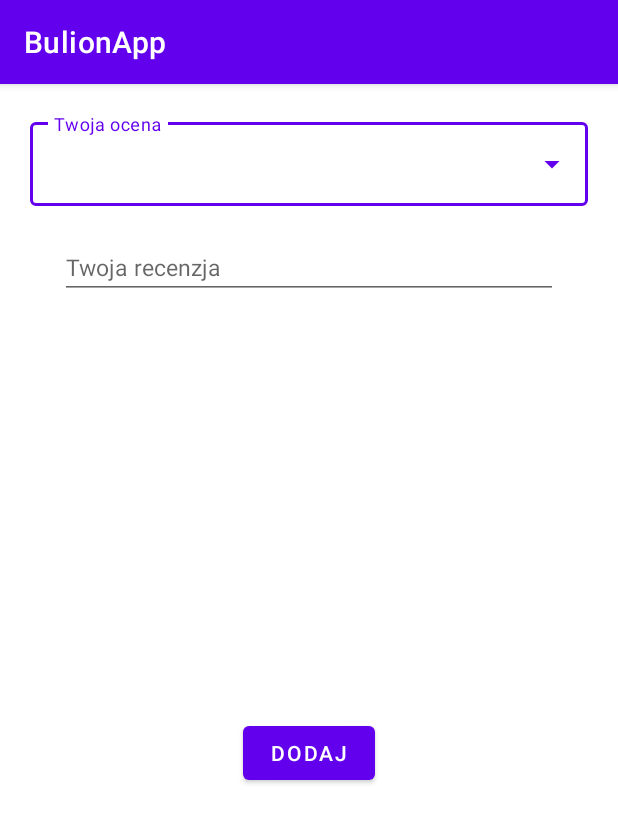
After one commit to kowalczyk-j/maps-lunch-app, an Android app: the WriteReview screen opened directly, with no data from a screen before it, on a phone screen of 412 x 824 dp. The commit adds this screen. Shown: the top 823 px of the screen. Run offline under Robolectric (Android 15) with nearby library versions, the phone set to English and light mode, and no system bars.

Commit message:
Add writeReviewActivity

```diff
--- a/app/src/main/java/pw/pap22z/bulionapp/src/Review.kt
+++ b/app/src/main/java/pw/pap22z/bulionapp/src/Review.kt
@@ -2,4 +2,10 @@ package pw.pap22z.bulionapp.src
 
 class Review constructor(var rating: Double, var reviewBody: String, var restaurant: Restaurant,
                          var user: User) {
+
+    init {
+        restaurant.reviews.add(this)
+        user.reviews.add(this)
+    }
+
 }
--- /dev/null
+++ b/app/src/main/java/pw/pap22z/bulionapp/ui/restaurant/WriteReview.kt
@@ -0,0 +1,42 @@
+package pw.pap22z.bulionapp.ui.restaurant
+
+import androidx.appcompat.app.AppCompatActivity
+import android.os.Bundle
+import android.widget.AdapterView
+import android.widget.ArrayAdapter
+import android.widget.Button
+import android.widget.EditText
+import android.widget.Toast
+import pw.pap22z.bulionapp.R
+import pw.pap22z.bulionapp.databinding.ActivityWriteReviewBinding
+
+class WriteReview : AppCompatActivity() {
+
+    private lateinit var binding: ActivityWriteReviewBinding
+
+    override fun onCreate(savedInstanceState: Bundle?) {
+        super.onCreate(savedInstanceState)
+        binding = ActivityWriteReviewBinding.inflate(layoutInflater)
+        setContentView(binding.root)
+
+        val ratings = listOf(1, 2, 3, 4, 5)
+        val adapter = ArrayAdapter(this, R.layout.rating_list_item, ratings)
+        binding.dropdownField.setAdapter(adapter)
+
+        var rating: Int? = null
+        binding.dropdownField.onItemClickListener = AdapterView.OnItemClickListener { adapterView, view, i, l ->
+            rating = adapter.getItem(i)
+        }
+
+        val reviewBody = findViewById<EditText>(R.id.review_body).text
+
+        val addBtn: Button = findViewById<Button>(R.id.add)
+
+        addBtn.setOnClickListener{
+            Toast.makeText(this, "Dodano recenzję ${rating}", Toast.LENGTH_SHORT).show()
+            println(rating)
+            println(reviewBody)
+            finish()
+        }
+    }
+}
--- /dev/null
+++ b/app/src/main/res/layout/activity_write_review.xml
@@ -0,0 +1,53 @@
+<?xml version="1.0" encoding="utf-8"?>
+<androidx.constraintlayout.widget.ConstraintLayout xmlns:android="http://schemas.android.com/apk/res/android"
+    xmlns:app="http://schemas.android.com/apk/res-auto"
+    xmlns:tools="http://schemas.android.com/tools"
+    android:layout_width="match_parent"
+    android:layout_height="match_parent"
+    tools:context=".ui.restaurant.WriteReview"
+    android:padding="20sp">
+
+    <com.google.android.material.textfield.TextInputLayout
+        android:id="@+id/textInputLayout"
+        style="@style/Widget.MaterialComponents.TextInputLayout.OutlinedBox.ExposedDropdownMenu"
+        android:layout_width="match_parent"
+        android:layout_height="wrap_content"
+        android:hint="Twoja ocena"
+        app:layout_constraintEnd_toEndOf="parent"
+        app:layout_constraintStart_toStartOf="parent"
+        app:layout_constraintTop_toTopOf="parent">
+
+        <AutoCompleteTextView
+            android:id="@+id/dropdown_field"
+            android:layout_width="match_parent"
+            android:layout_height="wrap_content"
+            android:inputType="none"
+            android:textSize="15dp" />
+
+    </com.google.android.material.textfield.TextInputLayout>
+
+    <EditText
+        android:id="@+id/review_body"
+        android:layout_width="match_parent"
+        android:layout_height="wrap_content"
+        android:ems="10"
+        android:inputType="textMultiLine"
+        android:hint="Twoja recenzja"
+        android:textSize="15dp"
+        app:layout_constraintEnd_toEndOf="parent"
+        app:layout_constraintStart_toStartOf="parent"
+        app:layout_constraintTop_toBottomOf="@+id/textInputLayout"
+        android:layout_marginVertical="20sp"
+        android:layout_marginHorizontal="20sp"/>
+
+    <Button
+        android:id="@+id/add"
+        android:layout_width="wrap_content"
+        android:layout_height="wrap_content"
+        android:text="Dodaj"
+        app:layout_constraintBottom_toBottomOf="parent"
+        app:layout_constraintEnd_toEndOf="parent"
+        app:layout_constraintStart_toStartOf="parent"
+        app:layout_constraintTop_toBottomOf="@+id/review_body" />
+
+</androidx.constraintlayout.widget.ConstraintLayout>
```
Also changed, not shown: app/src/main/AndroidManifest.xml (+7 -0 lines), app/src/main/java/pw/pap22z/bulionapp/src/Restaurant.kt (+0 -15 lines), app/src/main/java/pw/pap22z/bulionapp/ui/restaurant/RestaurantActivity.kt (+11 -0 lines), app/src/main/res/layout/rating_list_item.xml (added, +10 -0 lines).
